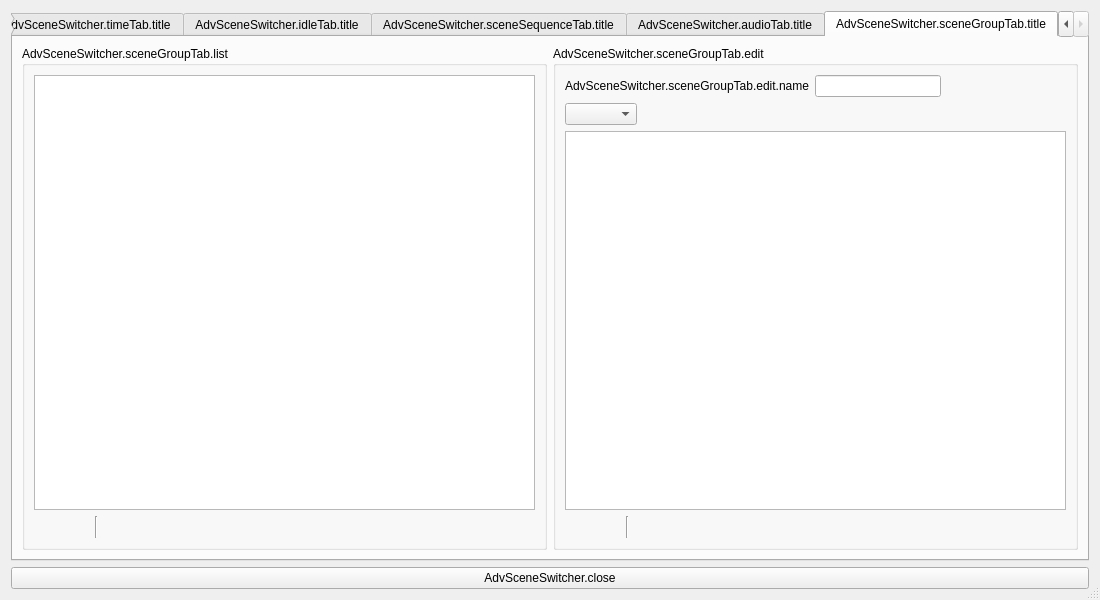
Above: forms/advanced-scene-switcher.ui from WarmUpTill/SceneSwitcher before the change. Below: the same form after it.
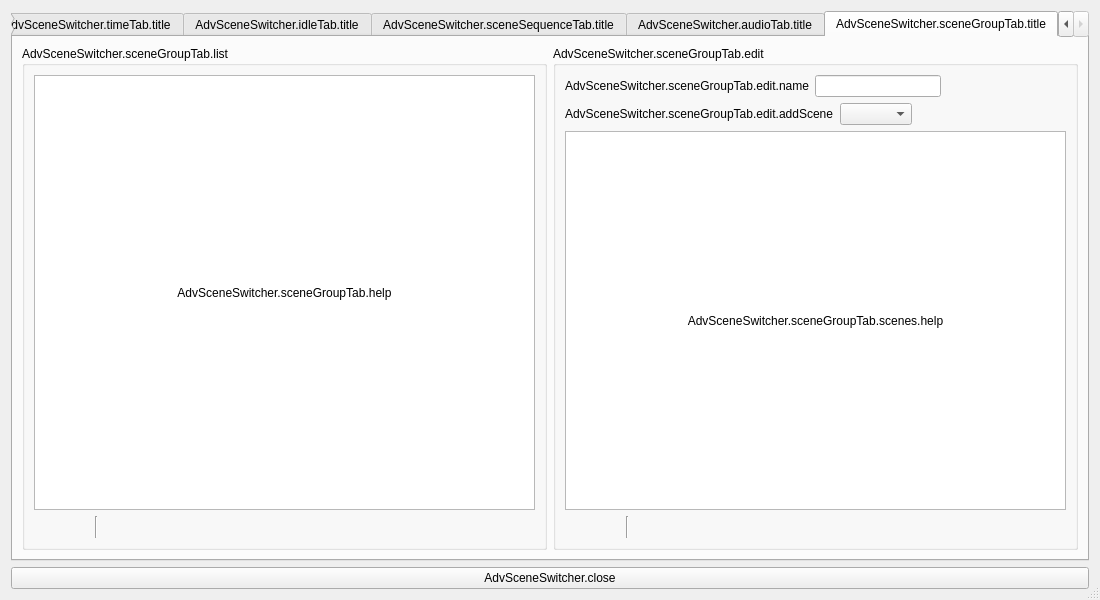
That is the form after the change. The open tabs and pages were chosen to show the change. Icons and pictures are not drawn.

Commit message: add help labels for remaining tabs

The edit to the form file:
```diff
--- a/forms/advanced-scene-switcher.ui
+++ b/forms/advanced-scene-switcher.ui
@@ -2336,7 +2336,7 @@
       <attribute name="title">
        <string>AdvSceneSwitcher.timeTab.title</string>
       </attribute>
-      <layout class="QVBoxLayout" name="verticalLayout_6">
+      <layout class="QVBoxLayout" name="verticalLayout_25">
        <item>
         <widget class="QListWidget" name="timeSwitches">
          <property name="enabled">
@@ -2889,7 +2889,7 @@
          <property name="title">
           <string/>
          </property>
-         <layout class="QVBoxLayout" name="verticalLayout_22">
+         <layout class="QVBoxLayout" name="verticalLayout_6">
           <item>
            <widget class="QListWidget" name="audioSwitches">
             <property name="sizePolicy">
@@ -3070,10 +3070,27 @@
          <property name="title">
           <string>AdvSceneSwitcher.sceneGroupTab.list</string>
          </property>
-         <layout class="QVBoxLayout" name="verticalLayout_24">
+         <layout class="QVBoxLayout" name="verticalLayout_22">
           <item>
+           <layout class="QGridLayout" name="gridLayout_18">
+            <item row="0" column="0">
            <widget class="QListWidget" name="sceneGroups"/>
           </item>
+            <item row="0" column="0">
+             <widget class="QLabel" name="sceneGroupHelp">
+              <property name="text">
+               <string>AdvSceneSwitcher.sceneGroupTab.help</string>
+              </property>
+              <property name="alignment">
+               <set>Qt::AlignCenter</set>
+              </property>
+              <property name="wordWrap">
+               <bool>true</bool>
+              </property>
+             </widget>
+            </item>
+           </layout>
+          </item>
           <item>
            <layout class="QHBoxLayout" name="horizontalLayout_54">
             <item>
@@ -3216,7 +3233,7 @@
          <property name="title">
           <string>AdvSceneSwitcher.sceneGroupTab.edit</string>
          </property>
-         <layout class="QVBoxLayout" name="verticalLayout_25">
+         <layout class="QVBoxLayout" name="verticalLayout_24">
           <item>
            <layout class="QHBoxLayout" name="horizontalLayout_4">
             <item>
@@ -3249,6 +3266,13 @@
           </item>
           <item>
            <layout class="QHBoxLayout" name="horizontalLayout_7">
+            <item>
+             <widget class="QLabel" name="label_7">
+              <property name="text">
+               <string>AdvSceneSwitcher.sceneGroupTab.edit.addScene</string>
+              </property>
+             </widget>
+            </item>
             <item>
              <widget class="QComboBox" name="sceneGroupSceneSelection"/>
             </item>
@@ -3268,7 +3292,24 @@
            </layout>
           </item>
           <item>
+           <layout class="QGridLayout" name="gridLayout_19">
+            <item row="0" column="0">
            <widget class="QListWidget" name="sceneGroupScenes"/>
+            </item>
+            <item row="0" column="0">
+             <widget class="QLabel" name="sceneGroupScenesHelp">
+              <property name="text">
+               <string>AdvSceneSwitcher.sceneGroupTab.scenes.help</string>
+              </property>
+              <property name="alignment">
+               <set>Qt::AlignCenter</set>
+              </property>
+              <property name="wordWrap">
+               <bool>true</bool>
+              </property>
+             </widget>
+            </item>
+           </layout>
           </item>
           <item>
            <layout class="QHBoxLayout" name="horizontalLayout_55">
```
Left out of the diff: 219 changed lines with no effect on the pictures. Lines whose indentation alone changed are shown as unchanged. The commit also changes 15 other files.
